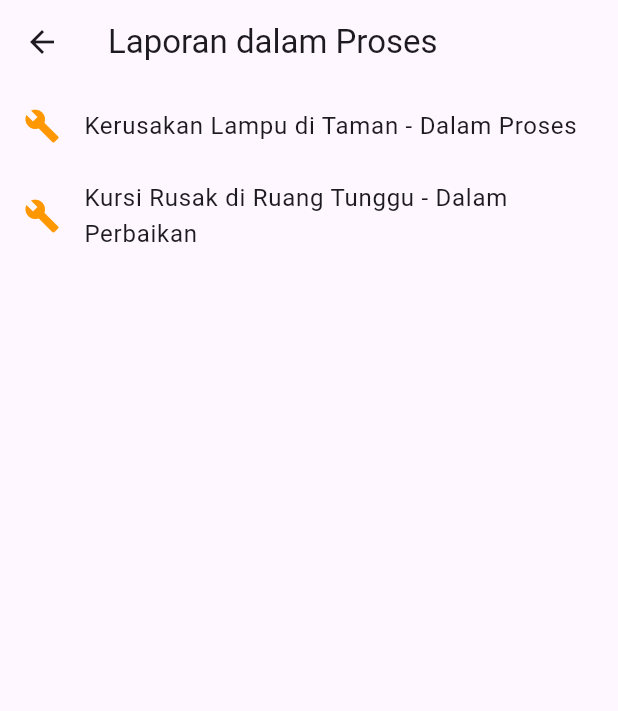
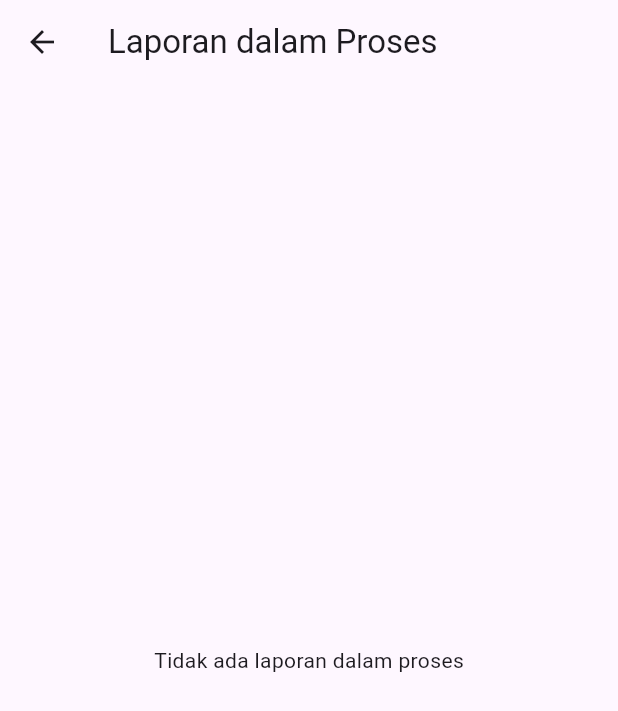
Before and after one commit to Narifian/myapp, a Flutter app: the LaporanDalamProsesScreen screen opened directly, on a phone screen of 412 x 824 dp. Shown: the top 711 px of the screen. Run offline on Flutter 3.47's test engine with Material 3 defaults, Android fonts, the phone set to English and light mode, and no system bars; our stand-ins replace image_picker, sqflite; accounts and stored records are empty.

Commit message:
UTS PAPB

```diff
--- a/lib/laporan_dalam_proses.dart
+++ b/lib/laporan_dalam_proses.dart
@@ -1,21 +1,86 @@
 import 'package:flutter/material.dart';
+import 'db/database_helper.dart';
+import 'models/laporan.dart';
 
-class LaporanDalamProsesScreen extends StatelessWidget {
-  final List<String> laporanProses = [
-    'Kerusakan Lampu di Taman - Dalam Proses',
-    'Kursi Rusak di Ruang Tunggu - Dalam Perbaikan',
-  ];
+class LaporanDalamProsesScreen extends StatefulWidget {
+  @override
+  _LaporanDalamProsesScreenState createState() =>
+      _LaporanDalamProsesScreenState();
+}
+
+class _LaporanDalamProsesScreenState extends State<LaporanDalamProsesScreen> {
+  final DatabaseHelper _dbHelper = DatabaseHelper();
+  List<Laporan> _laporanList = [];
+
+  @override
+  void initState() {
+    super.initState();
+    _loadLaporanProses(); // Load laporan saat inisialisasi widget
+  }
+
+  // Fungsi untuk memuat laporan dengan status "Dalam Proses"
+  Future<void> _loadLaporanProses() async {
+    final laporanList = await _dbHelper.getLaporanProses();
+    setState(() {
+      _laporanList = laporanList;
+    });
+  }
+
+  // Fungsi untuk mengubah status laporan menjadi "Selesai"
+  Future<void> _ubahStatusLaporan(int id) async {
+    bool? konfirmasi = await _tampilkanDialogKonfirmasi(); // Dialog konfirmasi
+
+    if (konfirmasi == true) {
+      await _dbHelper.updateStatusLaporan(id, 'Selesai'); // Ubah status di database
+      ScaffoldMessenger.of(context).showSnackBar(
+        SnackBar(content: Text('Status berhasil diubah menjadi Selesai')),
+      );
+      _loadLaporanProses(); // Refresh data laporan
+    }
+  }
+
+  // Fungsi untuk menampilkan dialog konfirmasi
+  Future<bool?> _tampilkanDialogKonfirmasi() {
+    return showDialog<bool>(
+      context: context,
+      builder: (context) => AlertDialog(
+        title: Text('Ubah Status'),
+        content: Text('Apakah Anda yakin ingin mengubah status menjadi Selesai?'),
+        actions: [
+          TextButton(
+            onPressed: () => Navigator.pop(context, false),
+            child: Text('Batal'),
+          ),
+          TextButton(
+            onPressed: () => Navigator.pop(context, true),
+            child: Text('Ya'),
+          ),
+        ],
+      ),
+    );
+  }
 
   @override
   Widget build(BuildContext context) {
     return Scaffold(
       appBar: AppBar(title: Text('Laporan dalam Proses')),
-      body: ListView.builder(
-        itemCount: laporanProses.length,
+      body: _laporanList.isEmpty
+          ? Center(child: Text('Tidak ada laporan dalam proses'))
+          : ListView.builder(
+              itemCount: _laporanList.length,
               itemBuilder: (context, index) {
+                final laporan = _laporanList[index];
                 return ListTile(
                   leading: Icon(Icons.build, color: Colors.orange),
-            title: Text(laporanProses[index]),
+                  title: Text(laporan.deskripsi),
+                  subtitle: Text('Status: ${laporan.status}'),
+                  trailing: IconButton(
+                    icon: Icon(Icons.check_circle, color: Colors.green),
+                    onPressed: () => _ubahStatusLaporan(laporan.id!), // Panggil fungsi ubah status
+                  ),
+                  onTap: () {
+                    // Bisa ditambahkan logika untuk membuka detail laporan jika dibutuhkan
+                  },
                 );
               },
             ),
--- a/lib/main.dart
+++ b/lib/main.dart
@@ -1,4 +1,5 @@
 import 'package:flutter/material.dart';
+import 'package:laporan_kerusakan_fasilitas/laporan_kerusakan.dart';
 import 'laporan_dalam_proses.dart';
 import 'edukasi.dart';
 import 'tentang_aplikasi.dart';
--- a/lib/models/laporan.dart
+++ b/lib/models/laporan.dart
@@ -1,12 +1,25 @@
 class Laporan {
-  int? id;
-  String deskripsi;
-  String fotoPath;
-  String status;
+  final int? id;
+  final String deskripsi;
+  final String fotoPath;
+  final String status;
 
-  Laporan({this.id, required this.deskripsi, required this.fotoPath, required this.status});
+  Laporan({
+    this.id,
+    required this.deskripsi,
+    required this.fotoPath,
+    required this.status,
+  });
 
-  // Konversi dari Map (database) ke Laporan
+  Map<String, dynamic> toMap() {
+    return {
+      'id': id,
+      'deskripsi': deskripsi,
+      'fotoPath': fotoPath,
+      'status': status,
+    };
+  }
+
   factory Laporan.fromMap(Map<String, dynamic> map) {
     return Laporan(
       id: map['id'],
@@ -15,14 +28,4 @@ class Laporan {
       status: map['status'],
     );
   }
-
-  // Konversi dari Laporan ke Map (untuk database)
-  Map<String, dynamic> toMap() {
-    return {
-      'id': id,
-      'deskripsi': deskripsi,
-      'fotoPath': fotoPath,
-      'status': status,
-    };
-  }
 }
```
Also changed, not shown: lib/db/database_helper.dart (+34 -17 lines), lib/laporan_kerusakan.dart (+116 -1 lines). Lines whose indentation alone changed are shown as unchanged.
